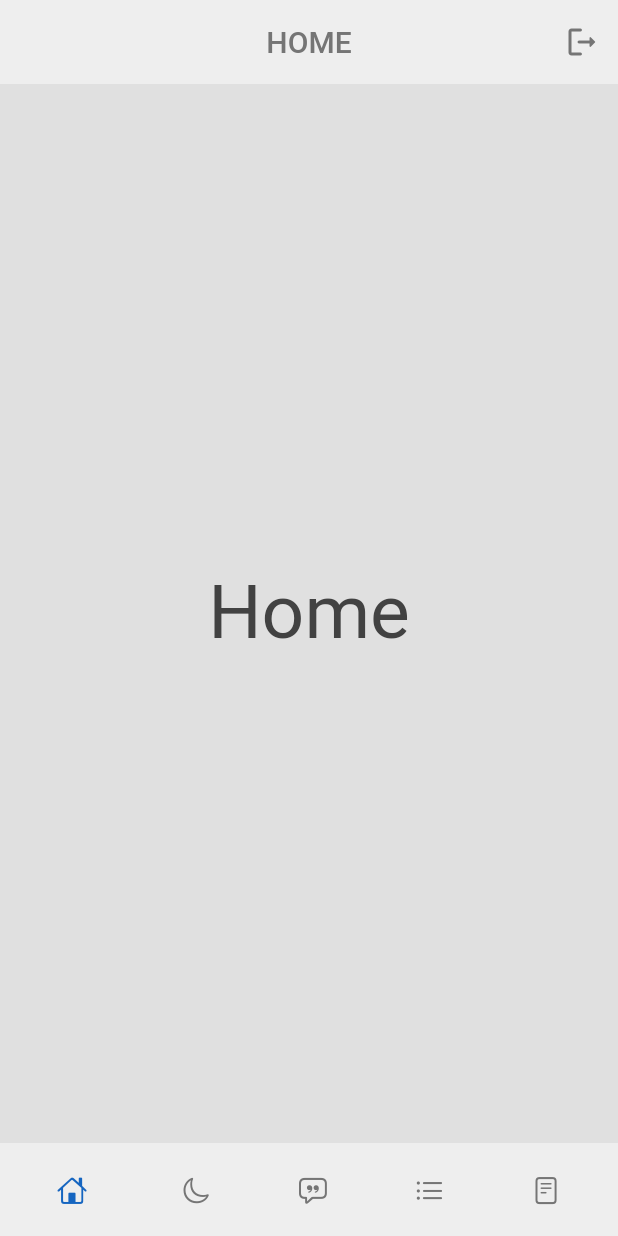
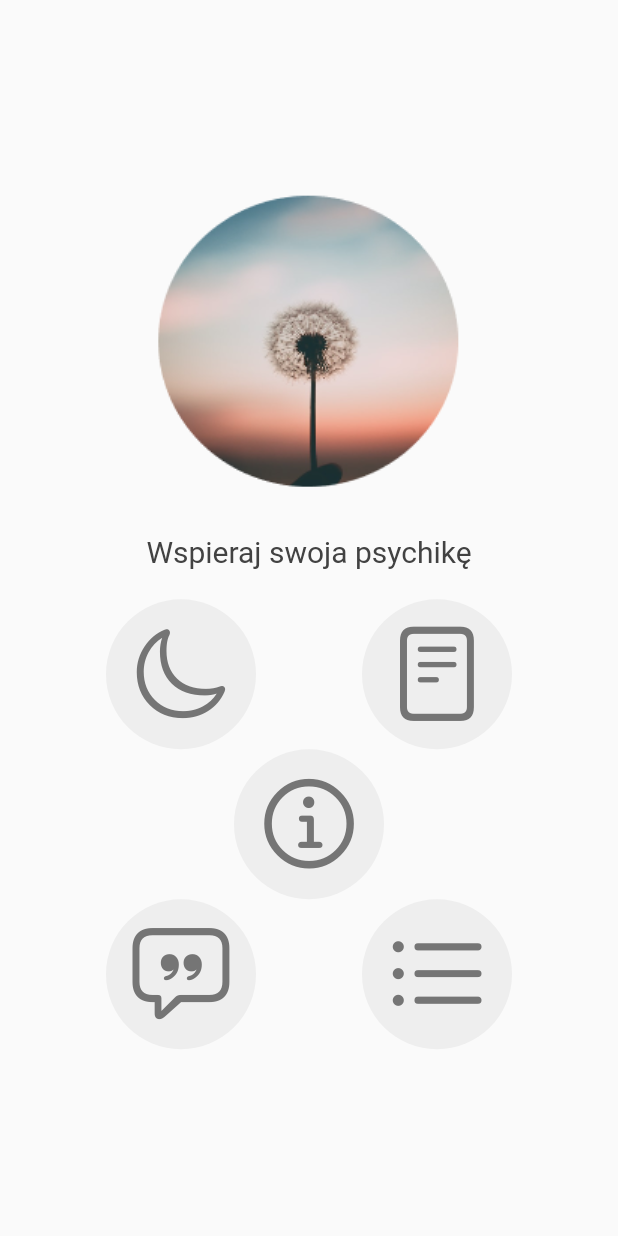
Before and after one commit to shejmanowski/Engineering-Thesis, a Flutter app: the screen it shows once a user with an empty profile is signed in, on a phone screen of 412 x 824 dp. Run offline on Flutter 3.47's test engine with Material 2 defaults, Android fonts, the phone set to English and light mode, and no system bars; drawn by our look-alikes of google_nav_bar; our stand-ins replace firebase_auth, firebase_core; accounts and stored records are empty; network calls fail.

Commit message:
Add home page

```diff
--- a/source/lib/auth/auth.dart
+++ b/source/lib/auth/auth.dart
@@ -1,7 +1,7 @@
 import 'package:firebase_auth/firebase_auth.dart';
 import 'package:flutter/material.dart';
 import 'package:good_mentality/auth/login_or_register.dart';
-import 'package:good_mentality/pages/homepage.dart';
+import 'package:good_mentality/pages/home.dart';
 
 class AuthPage extends StatelessWidget {
   const AuthPage({super.key});
@@ -13,7 +13,7 @@ class AuthPage extends StatelessWidget {
       stream: FirebaseAuth.instance.authStateChanges(),
       builder: (context, snapshot) {
         if (snapshot.hasData) {
-          return const HomePage();
+          return const Home();
         }
         return const LoginOrRegister();
       },
--- a/source/lib/pages/home.dart
+++ b/source/lib/pages/home.dart
@@ -1,14 +1,159 @@
 import 'package:flutter/material.dart';
+import 'package:good_mentality/pages/homepage.dart';
+import 'package:good_mentality/pages/journal.dart';
+import 'package:good_mentality/pages/quotes.dart';
+import 'package:good_mentality/pages/sleep.dart';
+import 'package:good_mentality/pages/tasks.dart';
+import 'package:flutter/cupertino.dart';
 
 class Home extends StatelessWidget {
   const Home({super.key});
 
-  @override
+@override
   Widget build(BuildContext context) {
-    return const Center(
-      child: Text(
-        'Home',
-        style: TextStyle(fontSize: 50),
+    return Scaffold(
+      body: Center(
+        child: Column(
+          mainAxisAlignment: MainAxisAlignment.center,
+          children: <Widget>[
+            Image.asset(
+              'assets/images/home_picture.png',
+            ),
+            const SizedBox(height: 20),
+            const Text(
+              'Wspieraj swoja psychikę',
+              style: TextStyle(fontSize: 20),
+            ),
+            const SizedBox(height: 20),
+            Row(
+              mainAxisAlignment: MainAxisAlignment.spaceEvenly,
+              children: <Widget>[
+                GestureDetector(
+                  onTap: () {
+                    Navigator.push(
+                      context,
+                      MaterialPageRoute(builder: (context) => HomePage(selectedIndex: 1)),
+                    );
+                  },
+                  child: Container(
+                    width: 100,
+                    height: 100,
+                    decoration: BoxDecoration(
+                      shape: BoxShape.circle,
+                      color: Theme.of(context).colorScheme.primary,
+                    ),
+                    child: Center(
+                      child: Icon(
+                        CupertinoIcons.moon,
+                        size: 70,
+                        color: Theme.of(context).colorScheme.inversePrimary,
+                      ),
+                    ),
+                  ),
+                ),
+                GestureDetector(
+                  onTap: () {
+                    Navigator.push(
+                      context,
+                      MaterialPageRoute(builder: (context) => HomePage(selectedIndex: 4)),
+                    );
+                  },
+                  child: Container(
+                    width: 100,
+                    height: 100,
+                    decoration: BoxDecoration(
+                      shape: BoxShape.circle,
+                      color: Theme.of(context).colorScheme.primary,
+                    ),
+                    child: Center(
+                      child: Icon(
+                        CupertinoIcons.doc_plaintext,
+                        size: 70,
+                        color: Theme.of(context).colorScheme.inversePrimary,
+                      ),
+                    ),
+                  ),
+                ),
+              ],
+            ),
+            Row(
+              mainAxisAlignment: MainAxisAlignment.spaceEvenly,
+              children: <Widget>[
+                GestureDetector(
+                  onTap: () {
+                    // dodac info
+                  },
+                  child: Container(
+                    width: 100,
+                    height: 100,
+                    decoration: BoxDecoration(
+                      shape: BoxShape.circle,
+                      color: Theme.of(context).colorScheme.primary,
+                    ),
+                    child: Center(
+                      child: Icon(
+                        CupertinoIcons.info_circle,
+                        size: 70,
+                        color: Theme.of(context).colorScheme.inversePrimary,
+                      ),
+                    ),
+                  ),
+                ),
+              ],
+            ),
+            Row(
+              mainAxisAlignment: MainAxisAlignment.spaceEvenly,
+              children: <Widget>[
+                GestureDetector(
+                  onTap: () {
+                    Navigator.push(
+                      context,
+                      MaterialPageRoute(builder: (context) => HomePage(selectedIndex: 2)),
+                    );
+                  },
+                  child: Container(
+                    width: 100,
+                    height: 100,
+                    decoration: BoxDecoration(
+                      shape: BoxShape.circle,
+                      color: Theme.of(context).colorScheme.primary,
+                    ),
+                    child: Center(
+                      child: Icon(
+                        CupertinoIcons.quote_bubble,
+                        size: 70,
+                        color: Theme.of(context).colorScheme.inversePrimary,
+                      ),
+                    ),
+                  ),
+                ),
+                GestureDetector(
+                  onTap: () {
+                    Navigator.push(
+                      context,
+                      MaterialPageRoute(builder: (context) => HomePage(selectedIndex: 3)),
+                    );
+                  },
+                  child: Container(
+                    width: 100,
+                    height: 100,
+                    decoration: BoxDecoration(
+                      shape: BoxShape.circle,
+                      color: Theme.of(context).colorScheme.primary,
+                    ),
+                    child: Center(
+                      child: Icon(
+                        CupertinoIcons.list_bullet,
+                        size: 70,
+                        color: Theme.of(context).colorScheme.inversePrimary,
+                      ),
+                    ),
+                  ),
+                ),
+              ],
+            ),
+          ],
+        ),
       ),
     );
   }
--- a/source/lib/pages/homepage.dart
+++ b/source/lib/pages/homepage.dart
@@ -9,18 +9,28 @@ import 'package:good_mentality/pages/tasks.dart';
 import 'package:google_nav_bar/google_nav_bar.dart';
 
 class HomePage extends StatefulWidget {
-  const HomePage({super.key});
+  final int selectedIndex;
+  const HomePage({super.key,this.selectedIndex = 0});
 
   @override
-  State<HomePage> createState() => _HomePageState();
+  State<HomePage> createState() => _HomePageState(selectedIndex);
 }
 
 class _HomePageState extends State<HomePage> {
-  int _selectedIndex = 0;
+ int _selectedIndex;
 
+  _HomePageState(this._selectedIndex);
   void _navigateBottomBar(int index) {
     setState(() {
       _selectedIndex = index;
+      if (index == 0) {
+        Navigator.push(
+          context,
+          MaterialPageRoute(
+            builder: (context) => Home(),
+          ),
+        );
+      }
     });
   }
 
@@ -73,6 +83,7 @@ class _HomePageState extends State<HomePage> {
             horizontal: 20,
           ),
           child: GNav(
+            selectedIndex: _selectedIndex,
             iconSize: 20,
             gap: 5,
             onTabChange: _navigateBottomBar,
--- a/source/pubspec.yaml
+++ b/source/pubspec.yaml
@@ -65,6 +65,7 @@ flutter:
   # To add assets to your application, add an assets section, like this:
   assets:
     - assets/icons/
+    - assets/images/
 
   # An image asset can refer to one or more resolution-specific "variants", see
   # https://flutter.dev/assets-and-images/#resolution-aware
```
Also changed, not shown: source/assets/images/home_picture.png (added).
